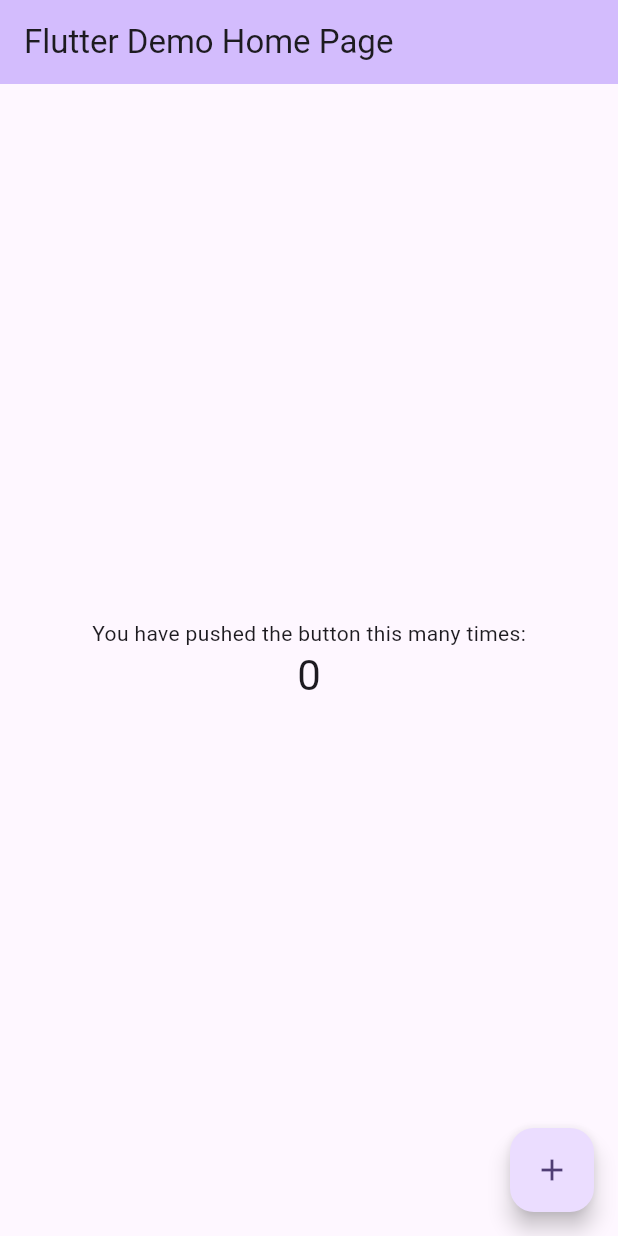
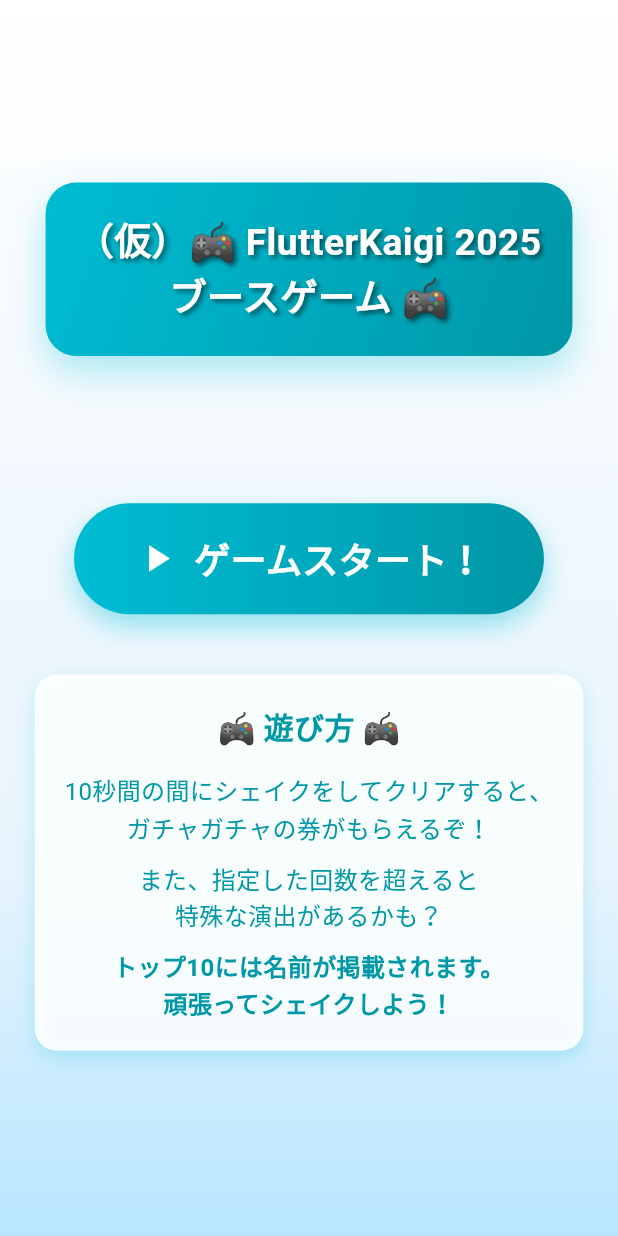
Before and after one commit to yumemi-inc/flutterkaigi-2025-booth-game, a Flutter app: the screen it shows after launch, on a phone screen of 412 x 824 dp. Run offline on Flutter 3.47's test engine with Material 3 defaults, Android fonts, the phone set to English and light mode, and no system bars.

Commit message:
add: タイトル画面のUIを簡単に作成してみました

```diff
--- a/lib/main.dart
+++ b/lib/main.dart
@@ -1,4 +1,5 @@
 import 'package:flutter/material.dart';
+import 'package:flutterkaigi_2025_booth_game/title_view.dart';
 
 void main() {
   runApp(const MyApp());
@@ -14,53 +15,7 @@ class MyApp extends StatelessWidget {
       theme: ThemeData(
         colorScheme: ColorScheme.fromSeed(seedColor: Colors.deepPurple),
       ),
-      home: const MyHomePage(title: 'Flutter Demo Home Page'),
+      home: const TitleView(),
     );
   }
 }
-
-class MyHomePage extends StatefulWidget {
-  const MyHomePage({super.key, required this.title});
-
-  final String title;
-
-  @override
-  State<MyHomePage> createState() => _MyHomePageState();
-}
-
-class _MyHomePageState extends State<MyHomePage> {
-  int _counter = 0;
-
-  void _incrementCounter() {
-    setState(() {
-      _counter++;
-    });
-  }
-
-  @override
-  Widget build(BuildContext context) {
-    return Scaffold(
-      appBar: AppBar(
-        backgroundColor: Theme.of(context).colorScheme.inversePrimary,
-        title: Text(widget.title),
-      ),
-      body: Center(
-        child: Column(
-          mainAxisAlignment: MainAxisAlignment.center,
-          children: <Widget>[
-            const Text('You have pushed the button this many times:'),
-            Text(
-              '$_counter',
-              style: Theme.of(context).textTheme.headlineMedium,
-            ),
-          ],
-        ),
-      ),
-      floatingActionButton: FloatingActionButton(
-        onPressed: _incrementCounter,
-        tooltip: 'Increment',
-        child: const Icon(Icons.add),
-      ),
-    );
-  }
-}
--- /dev/null
+++ b/lib/title_view.dart
@@ -0,0 +1,242 @@
+import 'package:flutter/material.dart';
+
+class TitleView extends StatefulWidget {
+  const TitleView({super.key});
+
+  @override
+  State<TitleView> createState() => _TitleViewState();
+}
+
+class _TitleViewState extends State<TitleView> with TickerProviderStateMixin {
+  late AnimationController _scaleController;
+  late AnimationController _zoomController;
+  late Animation<double> _scaleAnimation;
+  late Animation<double> _zoomAnimation;
+
+  @override
+  void initState() {
+    super.initState();
+
+    _scaleController = AnimationController(
+      duration: const Duration(milliseconds: 1500),
+      vsync: this,
+    );
+    _zoomController = AnimationController(
+      duration: const Duration(seconds: 3),
+      vsync: this,
+    );
+
+    _scaleAnimation = Tween<double>(begin: 0.8, end: 1.0).animate(
+      CurvedAnimation(parent: _scaleController, curve: Curves.elasticOut),
+    );
+
+    _zoomAnimation = Tween<double>(begin: 0.9, end: 1.1).animate(
+      CurvedAnimation(parent: _zoomController, curve: Curves.easeInOut),
+    );
+
+    _scaleController.forward();
+    _zoomController.repeat(reverse: true);
+  }
+
+  @override
+  void dispose() {
+    _scaleController.dispose();
+    _zoomController.dispose();
+    super.dispose();
+  }
+
+  @override
+  Widget build(BuildContext context) {
+    return Scaffold(
+      body: Container(
+        decoration: const BoxDecoration(
+          gradient: LinearGradient(
+            begin: Alignment.topCenter,
+            end: Alignment.bottomCenter,
+            colors: [Colors.white, Color(0xFFE8F4FD), Color(0xFFB8E6FF)],
+            stops: [0.0, 0.7, 1.0],
+          ),
+        ),
+        child: SafeArea(
+          child: Center(
+            child: Column(
+              mainAxisAlignment: MainAxisAlignment.center,
+              children: [
+                // タイトル（ズームアニメーション付き）
+                AnimatedBuilder(
+                  animation: _zoomAnimation,
+                  builder: (context, child) {
+                    return Transform.scale(
+                      scale: _zoomAnimation.value,
+                      child: Container(
+                        padding: const EdgeInsets.all(20),
+                        decoration: BoxDecoration(
+                          gradient: const LinearGradient(
+                            begin: Alignment.topLeft,
+                            end: Alignment.bottomRight,
+                            colors: [Color(0xFF00BCD4), Color(0xFF0097A7)],
+                          ),
+                          borderRadius: BorderRadius.circular(20),
+                          boxShadow: [
+                            BoxShadow(
+                              color: const Color(
+                                0xFF00BCD4,
+                              ).withValues(alpha: 0.3),
+                              blurRadius: 20,
+                              offset: const Offset(0, 10),
+                            ),
+                          ],
+                        ),
+                        child: const Text(
+                          '（仮）🎮 FlutterKaigi 2025\nブースゲーム 🎮',
+                          textAlign: TextAlign.center,
+                          style: TextStyle(
+                            fontSize: 24,
+                            fontWeight: FontWeight.bold,
+                            color: Colors.white,
+                            shadows: [
+                              Shadow(
+                                offset: Offset(2, 2),
+                                blurRadius: 4,
+                                color: Colors.black54,
+                              ),
+                            ],
+                          ),
+                        ),
+                      ),
+                    );
+                  },
+                ),
+
+                const SizedBox(height: 100),
+
+                // スタートボタン
+                AnimatedBuilder(
+                  animation: _scaleAnimation,
+                  builder: (context, child) {
+                    return Transform.scale(
+                      scale: _scaleAnimation.value,
+                      child: GestureDetector(
+                        onTap: () {
+                          // TODO: ゲーム画面への遷移
+                          ScaffoldMessenger.of(context).showSnackBar(
+                            const SnackBar(
+                              content: Text('ゲームを開始します！'),
+                              backgroundColor: Color(0xFF00BCD4),
+                            ),
+                          );
+                        },
+                        child: Container(
+                          padding: const EdgeInsets.symmetric(
+                            horizontal: 40,
+                            vertical: 20,
+                          ),
+                          decoration: BoxDecoration(
+                            gradient: const LinearGradient(
+                              colors: [Color(0xFF00BCD4), Color(0xFF0097A7)],
+                            ),
+                            borderRadius: BorderRadius.circular(50),
+                            boxShadow: [
+                              BoxShadow(
+                                color: const Color(
+                                  0xFF00BCD4,
+                                ).withValues(alpha: 0.4),
+                                blurRadius: 15,
+                                offset: const Offset(0, 8),
+                              ),
+                            ],
+                          ),
+                          child: const Row(
+                            mainAxisSize: MainAxisSize.min,
+                            children: [
+                              Icon(
+                                Icons.play_arrow,
+                                color: Colors.white,
+                                size: 30,
+                              ),
+                              SizedBox(width: 10),
+                              Text(
+                                'ゲームスタート！',
+                                style: TextStyle(
+                                  fontSize: 24,
+                                  fontWeight: FontWeight.bold,
+                                  color: Colors.white,
+                                ),
+                              ),
+                            ],
+                          ),
+                        ),
+                      ),
+                    );
+                  },
+                ),
+
+                const SizedBox(height: 40),
+
+                // 遊び方の説明
+                Container(
+                  margin: const EdgeInsets.symmetric(horizontal: 20),
+                  padding: const EdgeInsets.all(20),
+                  decoration: BoxDecoration(
+                    color: Colors.white.withValues(alpha: 0.9),
+                    borderRadius: BorderRadius.circular(15),
+                    boxShadow: [
+                      BoxShadow(
+                        color: const Color(0xFF00BCD4).withValues(alpha: 0.2),
+                        blurRadius: 10,
+                        offset: const Offset(0, 5),
+                      ),
+                    ],
+                  ),
+                  child: const Column(
+                    children: [
+                      Text(
+                        '🎮 遊び方 🎮',
+                        style: TextStyle(
+                          fontSize: 20,
+                          fontWeight: FontWeight.bold,
+                          color: Color(0xFF0097A7),
+                        ),
+                      ),
+                      SizedBox(height: 15),
+                      Text(
+                        '10秒間の間にシェイクをしてクリアすると、\nガチャガチャの券がもらえるぞ！',
+                        textAlign: TextAlign.center,
+                        style: TextStyle(
+                          fontSize: 16,
+                          color: Color(0xFF0097A7),
+                          height: 1.5,
+                        ),
+                      ),
+                      SizedBox(height: 10),
+                      Text(
+                        'また、指定した回数を超えると\n特殊な演出があるかも？',
+                        textAlign: TextAlign.center,
+                        style: TextStyle(
+                          fontSize: 16,
+                          color: Color(0xFF0097A7),
+                          height: 1.5,
+                        ),
+                      ),
+                      SizedBox(height: 10),
+                      Text(
+                        'トップ10には名前が掲載されます。\n頑張ってシェイクしよう！',
+                        textAlign: TextAlign.center,
+                        style: TextStyle(
+                          fontSize: 16,
+                          color: Color(0xFF0097A7),
+                          fontWeight: FontWeight.bold,
+                          height: 1.5,
+                        ),
+                      ),
+                    ],
+                  ),
+                ),
+              ],
+            ),
+          ),
+        ),
+      ),
+    );
+  }
+}
```
